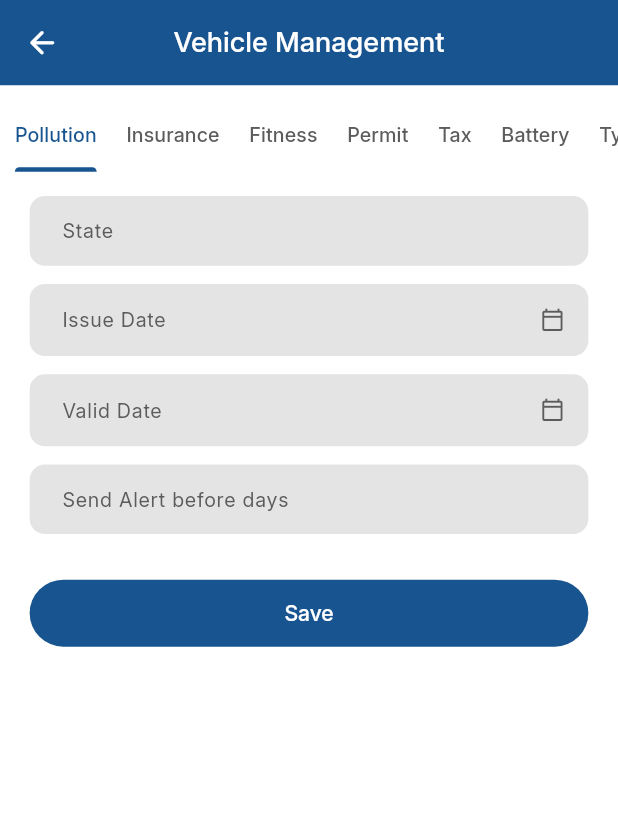
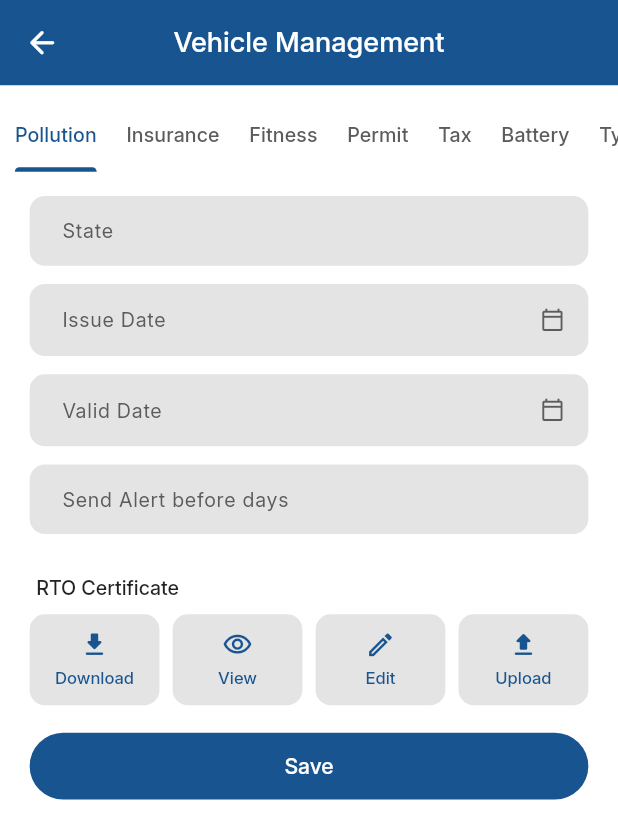
Before and after one commit to sunil-anuragi/gps_eye_track, a Flutter app: the VehicleManagementView screen opened by its route, on a phone screen of 412 x 824 dp. Shown: the top 839 px of the screen. Run offline on Flutter 3.47's test engine with Material 3 defaults, Android fonts, the phone set to English and light mode, and no system bars; our stand-ins replace cached_network_image, device_info_plus, dio, dropdown_search, firebase_core, firebase_messaging and 16 more; missing offline and left inert: flutter_downloader; accounts and stored records are empty.

Commit message:
changed icon

```diff
--- a/lib/screens/vehicle_management/model/management_section.dart
+++ b/lib/screens/vehicle_management/model/management_section.dart
@@ -67,6 +67,9 @@ enum ManagementSection {
 
   final String label;
 
+  /// RTO-issued documents that carry a certificate file
+  bool get hasCertificate => this != battery && this != tyre;
+
   /// For [tyre] these are the fields of a single tyre
   final List<ManagementField> fields;
 }
--- a/lib/screens/vehicle_management/view/vehicle_management_view.dart
+++ b/lib/screens/vehicle_management/view/vehicle_management_view.dart
@@ -84,6 +84,7 @@ class VehicleManagementView extends GetView<VehicleManagementViewModel> {
                                 key: ValueKey(section),
                                 fields: section.fields,
                                 record: controller.recordOf(section),
+                                showCertificateActions: section.hasCertificate,
                                 onSave: (values) =>
                                     controller.saveSection(section, values),
                               ),
--- a/lib/screens/vehicle_management/widgets/management_form.dart
+++ b/lib/screens/vehicle_management/widgets/management_form.dart
@@ -26,6 +26,7 @@ class ManagementForm extends StatefulWidget {
     required this.onSave,
     this.buttonColor = ManagementColors.button,
     this.shrinkWrap = false,
+    this.showCertificateActions = false,
   });
 
   final List<ManagementField> fields;
@@ -35,6 +36,9 @@ class ManagementForm extends StatefulWidget {
 
   /// true inside dialogs (no scrolling of its own)
   final bool shrinkWrap;
+
+  /// Download / View / Edit / Upload row for the RTO certificate
+  final bool showCertificateActions;
 
   static final DateFormat storeFormat = DateFormat('yyyy-MM-dd');
   static final DateFormat displayFormat = DateFormat('dd-MMM-yyyy');
@@ -154,6 +158,10 @@ class _ManagementFormState extends State<ManagementForm>
             color: const Color(0xff4f4f4f),
           ),
         ),
+      if (widget.showCertificateActions) ...[
+        SizedBox(height: 14.h),
+        const _CertificateActions(),
+      ],
       SizedBox(height: 18.h),
       SizedBox(
         height: 44.h,
@@ -247,3 +255,68 @@ class _ManagementFormState extends State<ManagementForm>
     );
   }
 }
+
+/// "RTO Certificate" label with Download / View / Edit / Upload buttons.
+/// Actions are not wired yet.
+class _CertificateActions extends StatelessWidget {
+  const _CertificateActions();
+
+  @override
+  Widget build(BuildContext context) {
+    return Column(
+      crossAxisAlignment: CrossAxisAlignment.start,
+      children: [
+        Padding(
+          padding: EdgeInsets.only(left: 4.w, bottom: 8.h),
+          child: CustomWidget.text(
+            'RTO Certificate',
+            fontSize: 13,
+            fontWeight: FontWeight.w600,
+            letterSpacing: 0,
+            color: Colors.black87,
+          ),
+        ),
+        Row(
+          children: [
+            _action(Icons.download_rounded, 'Download', () {}),
+            SizedBox(width: 8.w),
+            _action(Icons.visibility_outlined, 'View', () {}),
+            SizedBox(width: 8.w),
+            _action(Icons.edit_outlined, 'Edit', () {}),
+            SizedBox(width: 8.w),
+            _action(Icons.upload_rounded, 'Upload', () {}),
+          ],
+        ),
+      ],
+    );
+  }
+
+  Widget _action(IconData icon, String label, VoidCallback onTap) {
+    return Expanded(
+      child: Material(
+        color: ManagementColors.field,
+        borderRadius: BorderRadius.circular(10.r),
+        child: InkWell(
+          onTap: onTap,
+          borderRadius: BorderRadius.circular(10.r),
+          child: Padding(
+            padding: EdgeInsets.symmetric(vertical: 10.h),
+            child: Column(
+              children: [
+                Icon(icon, size: 20.r, color: TrackingColors.brandBlue),
+                SizedBox(height: 4.h),
+                CustomWidget.text(
+                  label,
+                  fontSize: 11,
+                  fontWeight: FontWeight.w500,
+                  letterSpacing: 0,
+                  color: TrackingColors.brandBlue,
+                ),
+              ],
+            ),
+          ),
+        ),
+      ),
+    );
+  }
+}
```
Also changed, not shown: lib/screens/settings/widgets/setting_dialogs.dart (+23 -11 lines), pubspec.lock.
